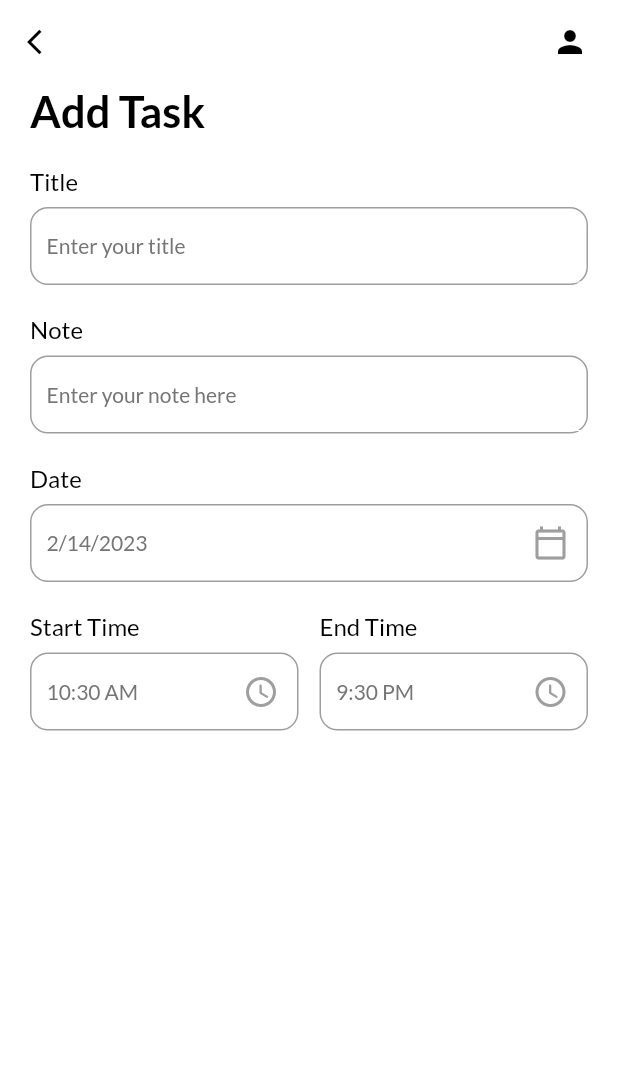
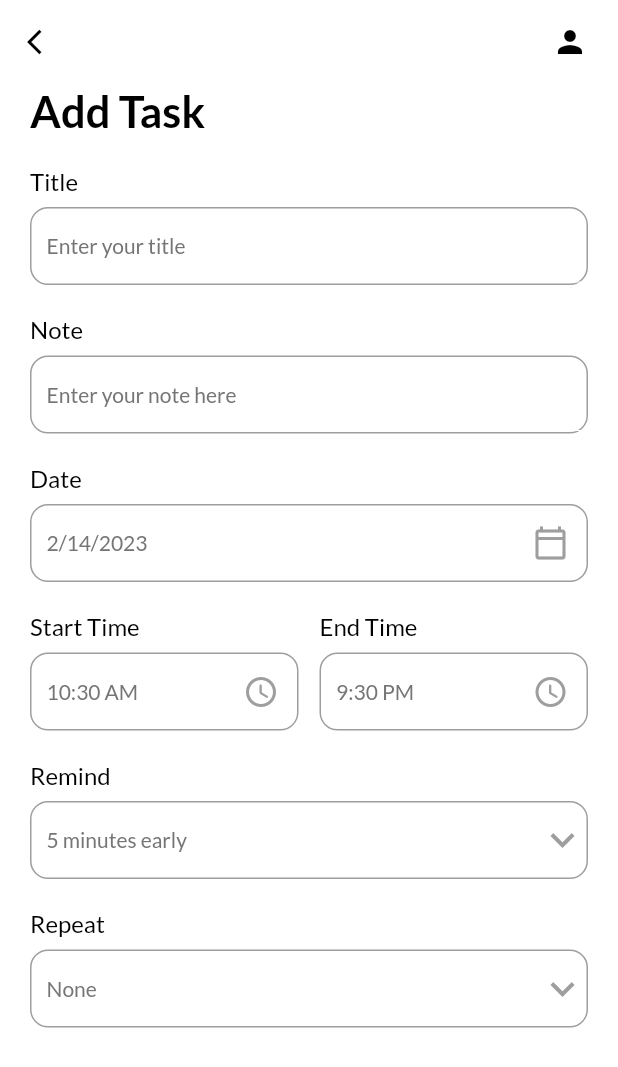
Before and after one commit to cn666278/task-todo-new-edition, a Flutter app: the AddTaskPage screen opened directly, on a phone screen of 412 x 824 dp. Shown: the top 1067 px of the screen. Run offline on Flutter 3.47's test engine with Material 2 defaults, Android fonts, the phone set to English and light mode, and no system bars; our stand-ins replace date_picker_timeline, flutter_local_notifications, flutter_native_timezone, get, get_storage, google_fonts and 1 more; accounts and stored records are empty.

Commit message:
Completed the Remind and Repeat functions

```diff
--- a/lib/ui/add_task_bar.dart
+++ b/lib/ui/add_task_bar.dart
@@ -16,13 +16,15 @@ class _AddTaskPageState extends State<AddTaskPage> {
   DateTime _selectedDate = DateTime.now();
   String _endTime = "9:30 PM";
   String _startTime = DateFormat("hh:mm a").format(DateTime.now()).toString();
-  int _selectedRemind = 5;
+  int _selectedRemind = 5; // initial value
   List<int> reminderList = [
     5,
     10,
     15,
     20,
   ];
+  String _selectedRepeat = "None"; // default value
+  List<String> repeatList = ["None", "Daily", "Weekly", "Monthly"];
 
   @override
   Widget build(BuildContext context) {
@@ -87,7 +89,66 @@ class _AddTaskPageState extends State<AddTaskPage> {
                         )),
                   )),
                 ],
-              )
+              ),
+              MyInputField(
+                title: "Remind",
+                hint: "$_selectedRemind minutes early",
+                widget: DropdownButton(
+                  icon: Icon(
+                    Icons.keyboard_arrow_down,
+                    color: Colors.grey,
+                  ),
+                  iconSize: 32,
+                  elevation: 4,
+                  style: subTitleStyle,
+                  underline: Container(
+                    height: 0,
+                  ),
+                  // estimate the underline
+                  onChanged: (String? newValue) {
+                    setState(() {
+                      _selectedRemind =
+                          int.parse(newValue!); // saved the selected time
+                    });
+                  },
+                  items:
+                      reminderList.map<DropdownMenuItem<String>>((int value) {
+                    return DropdownMenuItem<String>(
+                      value: value.toString(),
+                      child: Text(value.toString()),
+                    );
+                  }).toList(),
+                ),
+              ),
+              MyInputField(
+                title: "Repeat",
+                hint: "$_selectedRepeat",
+                widget: DropdownButton(
+                  icon: Icon(
+                    Icons.keyboard_arrow_down,
+                    color: Colors.grey,
+                  ),
+                  iconSize: 32,
+                  elevation: 4,
+                  style: subTitleStyle,
+                  underline: Container(
+                    height: 0,
+                  ),
+                  // estimate the underline
+                  onChanged: (String? newValue) {
+                    setState(() {
+                      _selectedRepeat = newValue!; // saved the selected value
+                    });
+                  },
+                  items:
+                      repeatList.map<DropdownMenuItem<String>>((String? value) {
+                    return DropdownMenuItem<String>(
+                      value: value,
+                      child: Text(value!, style: TextStyle(color: Colors.grey),),
+                    );
+                  }).toList(),
+                ),
+              ),
             ],
           ),
         ),
```
